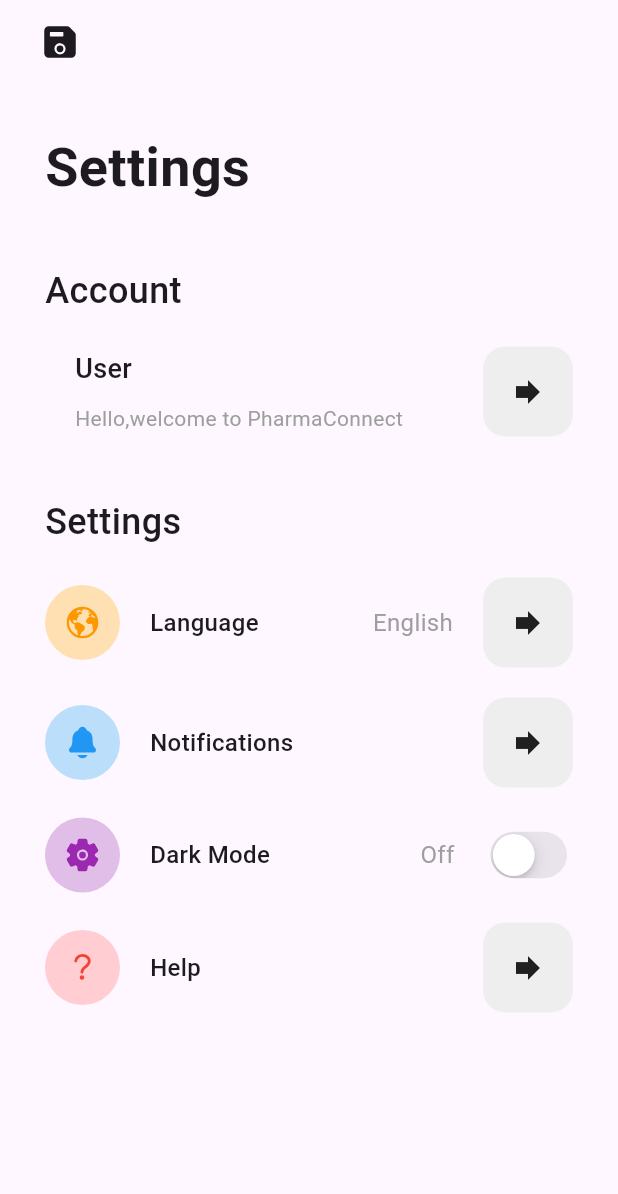
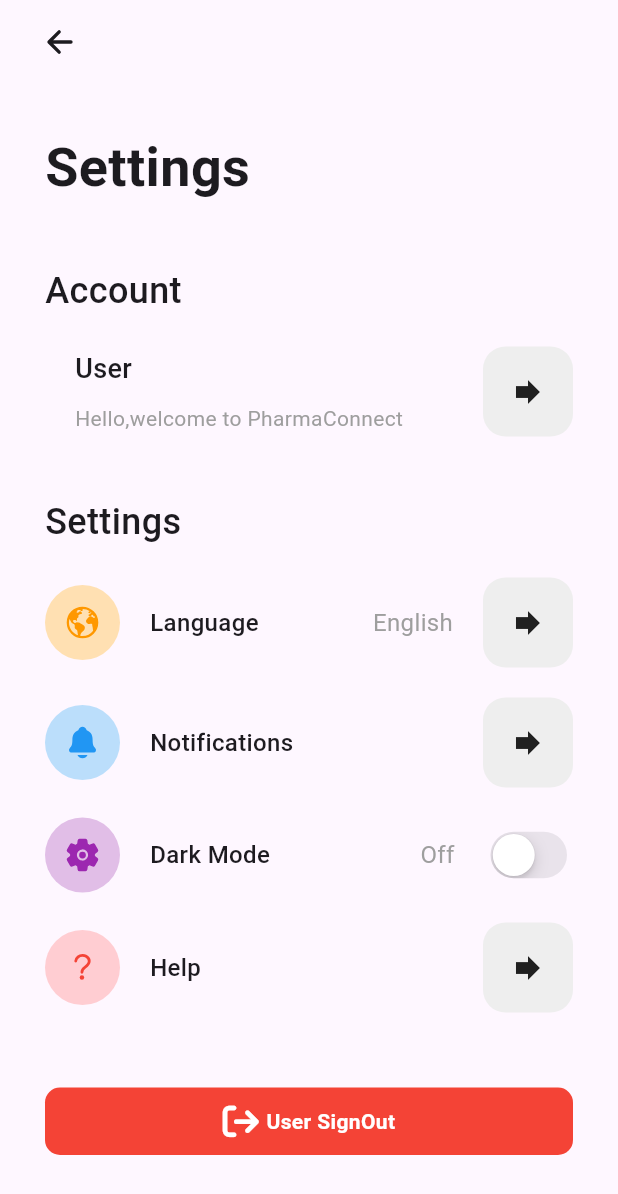
Before and after one commit to Ahnaf152020/PharmaConnect, a Flutter app: the AccountScreen screen opened by its route, on a phone screen of 412 x 824 dp. Shown: the top 1194 px of the screen. Run offline on Flutter 3.47's test engine with Material 3 defaults, Android fonts, the phone set to English and light mode, and no system bars; our stand-ins replace animate_do, cloud_firestore, firebase_auth, firebase_core, firebase_storage, fluttertoast and 6 more; accounts and stored records are empty.

Commit message:
signoutprocedure

```diff
--- a/lib/pages/Update_Profile.dart
+++ b/lib/pages/Update_Profile.dart
@@ -2,6 +2,7 @@ import 'package:cloud_firestore/cloud_firestore.dart';
 import 'package:firebase_auth/firebase_auth.dart';
 import 'package:flutter/cupertino.dart';
 import 'package:flutter/material.dart';
+import 'package:font_awesome_flutter/font_awesome_flutter.dart';
 import 'package:ionicons/ionicons.dart';
 //import 'package:pharmaconnectbyturjo/pages/ForgotPassword.dart' ;
 
@@ -26,14 +27,16 @@ class AccountScreen extends StatefulWidget {
 
 class _AccountScreenState extends State<AccountScreen> {
   bool isDarkMode = false;
-
+  final FirebaseAuth _auth = FirebaseAuth.instance;
   @override
   Widget build(BuildContext context) {
     return Scaffold(
       appBar: AppBar(
         leading: IconButton(
-          onPressed: () {},
-          icon: const Icon(Ionicons.save),
+          onPressed: () {
+            Navigator.pushNamed(context, 'HomePage');
+          },
+          icon: const Icon(Ionicons.arrow_back),
         ),
         leadingWidth: 80,
       ),
@@ -153,7 +156,42 @@ class _AccountScreenState extends State<AccountScreen> {
                   );
                 },
               ),
+
+              const SizedBox(height: 50),
+              GestureDetector(
+                onTap: () {
+                  _auth.signOut();
+                  Navigator.pushNamed(context, 'LoginPage');
+
+                },
+                child: Container(
+                  width: double.infinity,
+                  height: 45,
+                  decoration: BoxDecoration(
+                    color: Colors.red,
+                    borderRadius: BorderRadius.circular(10),
+                  ),
+                  child: Center(
+                    child: Row(
+                      mainAxisAlignment: MainAxisAlignment.center,
+                      children: [
+                        Icon(FontAwesomeIcons.signOut, color: Colors.white,),
+                        SizedBox(width: 5,),
+                        Text(
+                          "User SignOut",
+                          style: TextStyle(
+                            color: Colors.white,
+                            fontWeight: FontWeight.bold,
+                          ),
+                        ),
+                      ],
+                    ),
+                  ),
+                ),
+              ),
             ],
+
+
           ),
         ),
       ),
--- a/pubspec.yaml
+++ b/pubspec.yaml
@@ -53,6 +53,7 @@ dependencies:
   image_picker: ^1.0.6
   uuid: ^4.2.1
   ionicons: ^0.2.2
+
 
   # add this line to your dependencies
 
```
Also changed, not shown: lib/chatsearchpage.dart (+11 -0 lines), lib/pages/LoginPage.dart (+13 -22 lines).
